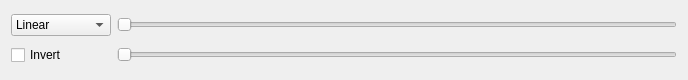
Old version of the form gui/FitsToolbar.ui in the repository kapadia/PinpointWCS.
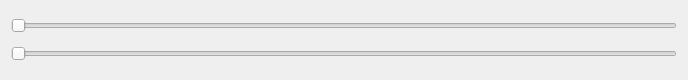
New version of the form.

Commit message: Moved stretch and invert functionality to menu bar.

The edit to the form file:
```diff
--- a/gui/FitsToolbar.ui
+++ b/gui/FitsToolbar.ui
@@ -14,65 +14,29 @@
    <string>Form</string>
   </property>
   <layout class="QGridLayout" name="gridLayout">
-   <item row="0" column="1">
-    <widget class="QSlider" name="vminSlider">
-     <property name="maximum">
-      <number>1000</number>
-     </property>
-     <property name="tracking">
-      <bool>true</bool>
-     </property>
-     <property name="orientation">
-      <enum>Qt::Horizontal</enum>
-     </property>
-    </widget>
-   </item>
-   <item row="1" column="1">
-    <widget class="QSlider" name="vmaxSlider">
-     <property name="maximum">
-      <number>1000</number>
-     </property>
-     <property name="tracking">
-      <bool>true</bool>
-     </property>
-     <property name="orientation">
-      <enum>Qt::Horizontal</enum>
-     </property>
-    </widget>
-   </item>
    <item row="0" column="0">
-    <widget class="QComboBox" name="stretchComboBox">
-     <item>
-      <property name="text">
-       <string>Linear</string>
-      </property>
-     </item>
-     <item>
-      <property name="text">
-       <string>Logarithm</string>
-      </property>
-     </item>
-     <item>
-      <property name="text">
-       <string>Square Root</string>
-      </property>
-     </item>
-     <item>
-      <property name="text">
-       <string>Arcsinh</string>
-      </property>
-     </item>
-     <item>
-      <property name="text">
-       <string>Power</string>
-      </property>
-     </item>
+    <widget class="QSlider" name="vminSlider">
+     <property name="maximum">
+      <number>1000</number>
+     </property>
+     <property name="tracking">
+      <bool>true</bool>
+     </property>
+     <property name="orientation">
+      <enum>Qt::Horizontal</enum>
+     </property>
     </widget>
    </item>
    <item row="1" column="0">
-    <widget class="QCheckBox" name="invertCheckBox">
-     <property name="text">
-      <string>Invert</string>
+    <widget class="QSlider" name="vmaxSlider">
+     <property name="maximum">
+      <number>1000</number>
+     </property>
+     <property name="tracking">
+      <bool>true</bool>
+     </property>
+     <property name="orientation">
+      <enum>Qt::Horizontal</enum>
      </property>
     </widget>
    </item>
```
The commit also changes 8 other files.
